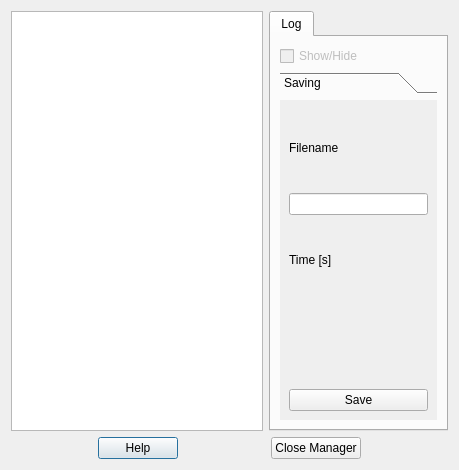
Old version of the form src/qrl_logs_manager.ui in the repository fcuzzocrea/QRTAILab.
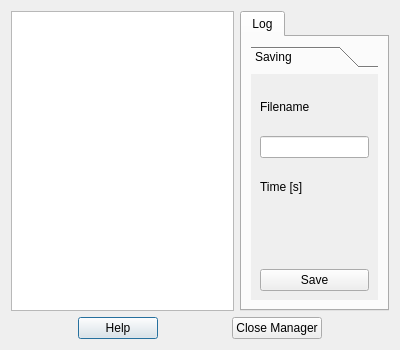
New version of the form. Icons and pictures are not drawn. Custom widgets are drawn as their Qt base class.

Diff of the .ui file:
```diff
--- a/src/qrl_logs_manager.ui
+++ b/src/qrl_logs_manager.ui
@@ -5,8 +5,8 @@
    <rect>
     <x>0</x>
     <y>0</y>
-    <width>459</width>
-    <height>470</height>
+    <width>400</width>
+    <height>350</height>
    </rect>
   </property>
   <property name="sizePolicy" >
@@ -17,14 +17,14 @@
   </property>
   <property name="minimumSize" >
    <size>
-    <width>459</width>
-    <height>470</height>
+    <width>400</width>
+    <height>350</height>
    </size>
   </property>
   <property name="maximumSize" >
    <size>
-    <width>459</width>
-    <height>470</height>
+    <width>400</width>
+    <height>350</height>
    </size>
   </property>
   <property name="windowTitle" >
@@ -124,8 +124,8 @@
        <rect>
         <x>0</x>
         <y>0</y>
-        <width>174</width>
-        <height>383</height>
+        <width>145</width>
+        <height>263</height>
        </rect>
       </property>
       <attribute name="title" >
@@ -133,16 +133,6 @@
       </attribute>
       <layout class="QGridLayout" >
        <item row="0" column="0" >
-        <widget class="QCheckBox" name="showCheckBox" >
-         <property name="enabled" >
-          <bool>false</bool>
-         </property>
-         <property name="text" >
-          <string>Show/Hide</string>
-         </property>
-        </widget>
-       </item>
-       <item row="1" column="0" >
         <widget class="QToolBox" name="toolBox" >
          <property name="currentIndex" >
           <number>0</number>
@@ -152,8 +142,8 @@
            <rect>
             <x>0</x>
             <y>0</y>
-            <width>156</width>
-            <height>304</height>
+            <width>127</width>
+            <height>213</height>
            </rect>
           </property>
           <attribute name="label" >
@@ -167,7 +157,7 @@
              </property>
             </widget>
            </item>
-           <item row="0" column="1" >
+           <item row="0" column="1" colspan="2" >
             <spacer>
              <property name="orientation" >
               <enum>Qt::Horizontal</enum>
```
Left out of the diff: 46 changed lines with no effect on the pictures.
